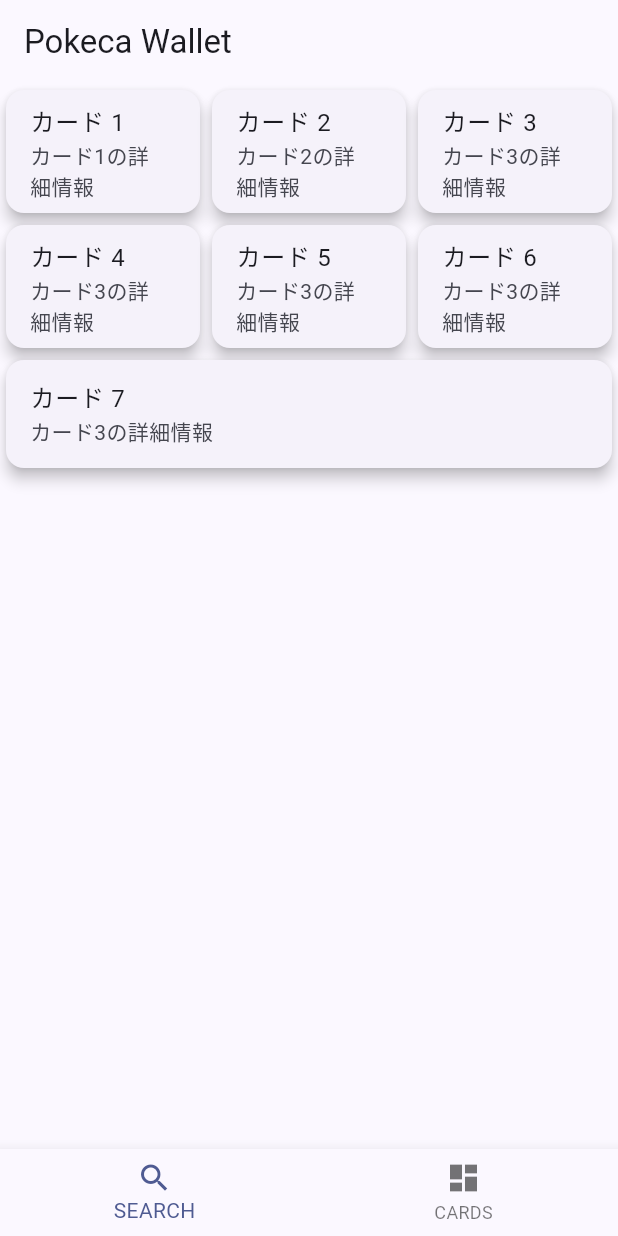
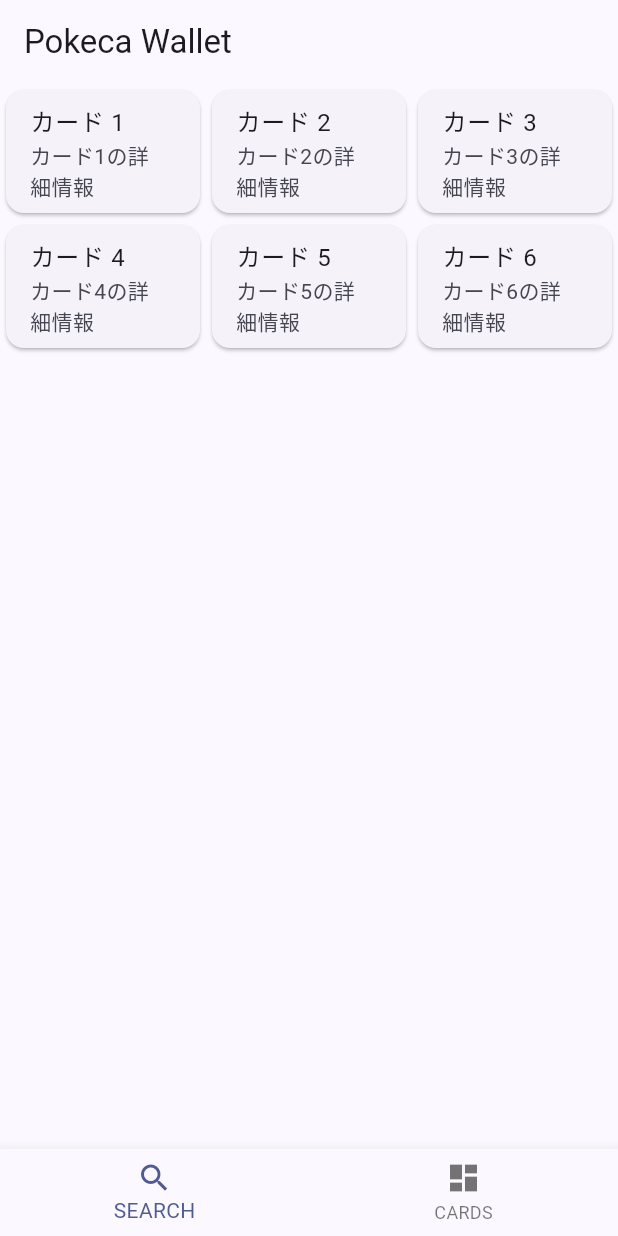
Before and after one commit to kenta-05/pokeca-manager, a Flutter app: the screen it shows after launch, on a phone screen of 412 x 824 dp. Run offline on Flutter 3.47's test engine with Material 3 defaults, Android fonts, the phone set to English and light mode, and no system bars.

Commit message:
search_viewでの基本表示を作成

```diff
--- a/lib/views/search_view.dart
+++ b/lib/views/search_view.dart
@@ -12,50 +12,45 @@ class _SearchViewState extends State<SearchView> {
     'カード1の詳細情報',
     'カード2の詳細情報',
     'カード3の詳細情報',
-    'カード3の詳細情報',
-    'カード3の詳細情報',
-    'カード3の詳細情報',
-    'カード3の詳細情報',
-    // 他のカードデータを追加
+    'カード4の詳細情報',
+    'カード5の詳細情報',
+    'カード6の詳細情報',
   ];
 
   @override
   Widget build(BuildContext context) {
     return ListView.builder(
-      itemCount: (cardData.length / 3).ceil(), // カードデータの数を3で割り、切り上げることで行数を計算
-      itemBuilder: (BuildContext context, int row) {
+      itemCount: (cardData.length / 3).ceil(),
+      itemBuilder: (context, int index) {
         return Row(
           children: [
             // カード1
-            if (row * 3 < cardData.length)
+            if (index * 3 + 1 <= cardData.length)
               Expanded(
                 child: Card(
-                  elevation: 4.0,
                   child: ListTile(
-                    title: Text('カード ${row * 3 + 1}'),
-                    subtitle: Text(cardData[row * 3]),
+                    title: Text('カード ${index * 3 + 1}'),
+                    subtitle: Text(cardData[index * 3]),
                   ),
                 ),
               ),
             // カード2
-            if (row * 3 + 1 < cardData.length)
+            if (index * 3 + 2 <= cardData.length)
               Expanded(
                 child: Card(
-                  elevation: 4.0,
                   child: ListTile(
-                    title: Text('カード ${row * 3 + 2}'),
-                    subtitle: Text(cardData[row * 3 + 1]),
+                    title: Text('カード ${index * 3 + 2}'),
+                    subtitle: Text(cardData[index * 3 + 1]),
                   ),
                 ),
               ),
             // カード3
-            if (row * 3 + 2 < cardData.length)
+            if (index * 3 + 3 <= cardData.length)
               Expanded(
                 child: Card(
-                  elevation: 4.0,
                   child: ListTile(
-                    title: Text('カード ${row * 3 + 3}'),
-                    subtitle: Text(cardData[row * 3 + 2]),
+                    title: Text('カード ${index * 3 + 3}'),
+                    subtitle: Text(cardData[index * 3 + 2]),
                   ),
                 ),
               ),
```
